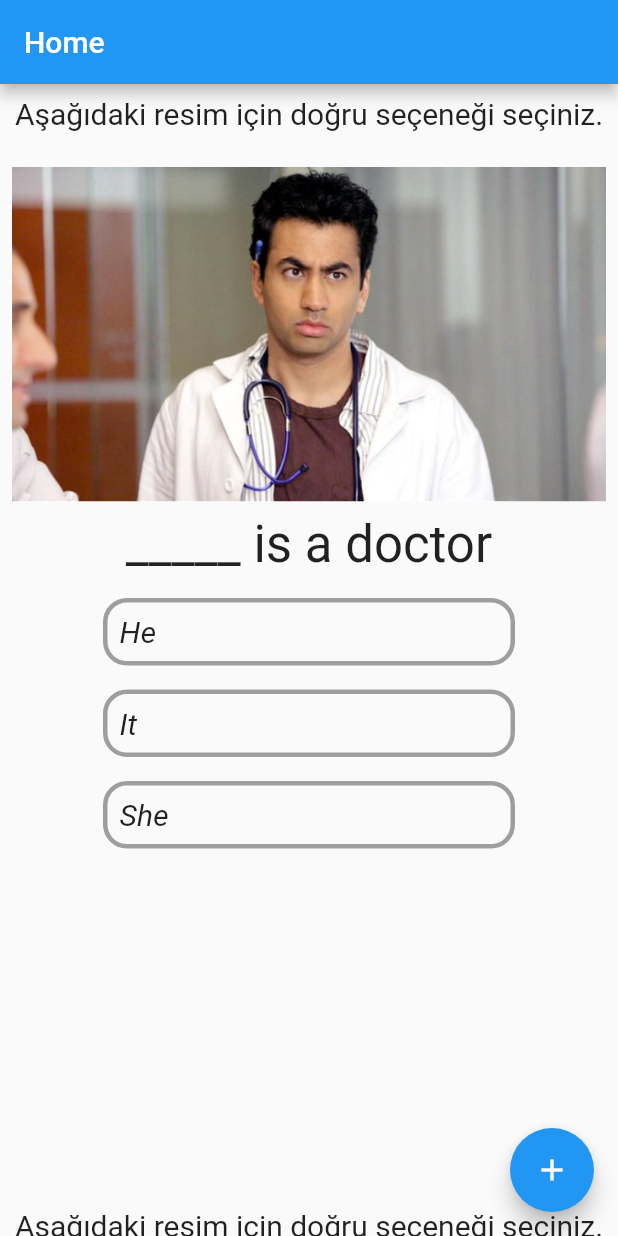
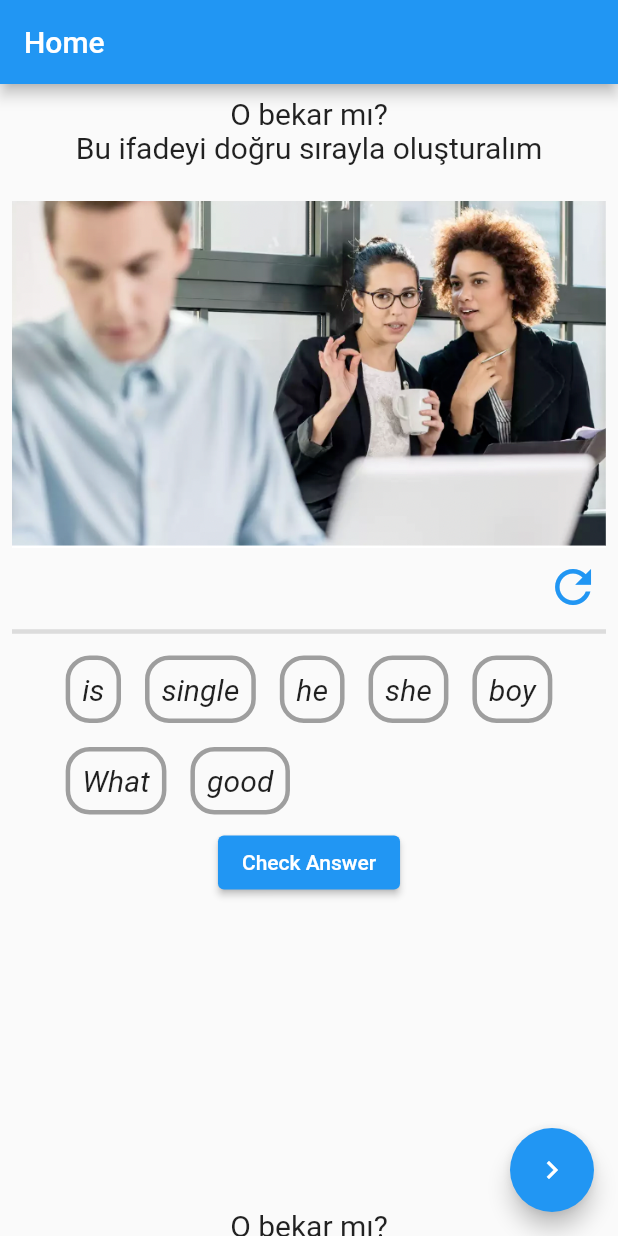
Before and after one commit to alpersln/Flutter-English-Quiz-MockUI, a Flutter app: the screen it shows after launch, on a phone screen of 412 x 824 dp. Run offline on Flutter 3.47's test engine with Material 2 defaults, Android fonts, the phone set to English and light mode, and no system bars; missing offline and left inert: text_to_speech.

Commit message:
put in order view added

```diff
--- a/lib/view/home_view.dart
+++ b/lib/view/home_view.dart
@@ -6,6 +6,7 @@ import 'package:flutter/src/widgets/framework.dart';
 
 import '../widgets/intro_info.dart';
 import '../widgets/matching_boxes.dart';
+import '../widgets/put_in_order_texts.dart';
 
 class HomeView extends StatefulWidget {
   int selectedIn = 0;
@@ -25,14 +26,20 @@ class _HomeViewState extends State<HomeView> {
   // }
 
   List lisOfWidgets = [
-    MultipleChoiceQuestion(
-      instructionText: "Aşağıdaki resim için doğru seçeneği seçiniz.",
-      mockImage: "assets/multiple_choice/img_multiple_choice_doctor.png",
-      questionText: "_____ is a doctor",
-      firstChoice: "He",
-      secondChoice: "It",
-      thirdChoice: "She",
-      correctAnswer: "He",
+    PutInOrderTexts(
+      questionText: "O bekar mı?",
+      infoText: "Bu ifadeyi doğru sırayla oluşturalım",
+      mockImageUrl: "assets/put_in_order/img_put_in_order_single.png",
+      listOfWords: [
+        "is",
+        "single",
+        "he",
+        "she",
+        "boy",
+        "What",
+        "good",
+      ],
+      correctSentence: "is he single",
     ),
     const IntroInfo(),
     const LearningVideoExamples(
@@ -77,6 +84,15 @@ class _HomeViewState extends State<HomeView> {
       trickExampleText: "She's a woman.",
     ),
     MatchingBoxes(),
+    const MultipleChoiceQuestion(
+      instructionText: "Aşağıdaki resim için doğru seçeneği seçiniz.",
+      mockImage: "assets/multiple_choice/img_multiple_choice_doctor.png",
+      questionText: "_____ is a doctor",
+      firstChoice: "He",
+      secondChoice: "It",
+      thirdChoice: "She",
+      correctAnswer: "He",
+    ),
   ];
   @override
   Widget build(BuildContext context) {
@@ -90,7 +106,7 @@ class _HomeViewState extends State<HomeView> {
           });
           print(selectedIndex);
         },
-        child: const Icon(Icons.add),
+        child: const Icon(Icons.navigate_next),
       ),
       appBar: AppBar(
         title: const Text('Home'),
--- a/lib/widgets/multiple_choice_question.dart
+++ b/lib/widgets/multiple_choice_question.dart
@@ -1,6 +1,7 @@
 import 'package:flutter/material.dart';
 import 'package:flutter/src/foundation/key.dart';
 import 'package:flutter/src/widgets/framework.dart';
+import 'package:text_to_speech/text_to_speech.dart';
 
 class MultipleChoiceQuestion extends StatefulWidget {
   final String instructionText;
@@ -25,8 +26,11 @@ class MultipleChoiceQuestion extends StatefulWidget {
   @override
   State<MultipleChoiceQuestion> createState() => _MultipleChoiceQuestionState();
 }
+// TODO: Text to speech
 
 class _MultipleChoiceQuestionState extends State<MultipleChoiceQuestion> {
+  TextToSpeech tts = TextToSpeech();
+
   var selectedBorderColor = Colors.blue;
   var selectedChoice = "";
 
@@ -73,6 +77,8 @@ class _MultipleChoiceQuestionState extends State<MultipleChoiceQuestion> {
                           });
                           if (selectedChoice == widget.correctAnswer) {
                             selectedBorderColor = Colors.green;
+                            tts.speak(
+                                "${widget.correctAnswer} ${widget.questionText}");
                           } else {
                             selectedBorderColor = Colors.red;
                           }
--- /dev/null
+++ b/lib/widgets/put_in_order_texts.dart
@@ -0,0 +1,186 @@
+import 'package:english_quiz_app/widgets/reusable_widgets/custom_speaker_button.dart';
+import 'package:flutter/material.dart';
+import 'package:flutter/src/foundation/key.dart';
+import 'package:flutter/src/widgets/framework.dart';
+import 'package:text_to_speech/text_to_speech.dart';
+
+class PutInOrderTexts extends StatefulWidget {
+  final String questionText;
+  final String mockImageUrl;
+  final String infoText;
+  final List listOfWords;
+  final String correctSentence;
+  const PutInOrderTexts(
+      {Key? key,
+      required this.questionText,
+      required this.mockImageUrl,
+      required this.infoText,
+      required this.listOfWords,
+      required this.correctSentence})
+      : super(key: key);
+
+  @override
+  State<PutInOrderTexts> createState() => _PutInOrderTextsState();
+}
+
+class _PutInOrderTextsState extends State<PutInOrderTexts> {
+  TextToSpeech tts = TextToSpeech();
+
+  var listOfSelectedWords = [];
+  var selectedChoice = "";
+  @override
+  Widget build(BuildContext context) {
+    final joinedNames = listOfSelectedWords.join(' ');
+
+    return Padding(
+      padding: const EdgeInsets.all(8.0),
+      child: Column(
+        mainAxisAlignment: MainAxisAlignment.start,
+        children: [
+          Text(
+            widget.questionText,
+            style: TextStyle(
+              fontSize: Theme.of(context).textTheme.headline6!.fontSize,
+            ),
+          ),
+          Text(
+            widget.infoText,
+            style: TextStyle(
+              fontSize: Theme.of(context).textTheme.headline6!.fontSize,
+            ),
+          ),
+          SizedBox(
+            height: 24,
+          ),
+          Image.asset(widget.mockImageUrl),
+          Row(
+            children: [
+              Text(
+                joinedNames,
+                style: TextStyle(
+                  fontSize: Theme.of(context).textTheme.headline4!.fontSize,
+                ),
+              ),
+              Spacer(),
+              //reset button
+              IconButton(
+                onPressed: () {
+                  setState(() {
+                    listOfSelectedWords = [];
+                  });
+                },
+                icon: const Icon(
+                  Icons.refresh,
+                  color: Colors.blue,
+                  size: 36,
+                ),
+              ),
+            ],
+          ),
+          Divider(thickness: 3),
+          Wrap(
+            children: widget.listOfWords
+                .map(
+                  (e) => Padding(
+                    padding: const EdgeInsets.all(8.0),
+                    child: GestureDetector(
+                        onTap: () {
+                          setState(() {
+                            selectedChoice = e;
+                            listOfSelectedWords.add(e);
+                          });
+                        },
+                        child: Container(
+                            padding: EdgeInsets.all(8.0),
+                            decoration: BoxDecoration(
+                              borderRadius: BorderRadius.circular(16),
+                              border: Border.all(
+                                color: selectedChoice == e
+                                    ? Colors.blue
+                                    : Colors.grey,
+                                width: 3,
+                              ),
+                            ),
+                            child: Text(
+                              e,
+                              style: TextStyle(
+                                fontStyle: FontStyle.italic,
+                                fontSize: Theme.of(context)
+                                    .textTheme
+                                    .headline6!
+                                    .fontSize,
+                              ),
+                            ))),
+                  ),
+                )
+                .toList(),
+          ),
+          ElevatedButton(
+              onPressed: () {
+                if (joinedNames == widget.correctSentence) {
+                  showDialog(
+                    context: context,
+                    builder: (context) => AlertDialog(
+                      title: Icon(
+                        Icons.done,
+                        size: 42,
+                        color: Colors.green,
+                      ),
+                      content: Row(
+                        mainAxisAlignment: MainAxisAlignment.spaceEvenly,
+                        children: [
+                          CustomSpeakerButton(
+                            onPressed: () {
+                              tts.speak(widget.correctSentence);
+                            },
+                          ),
+                          Text(
+                            widget.correctSentence,
+                            style: TextStyle(
+                              fontSize: Theme.of(context)
+                                  .textTheme
+                                  .headline5!
+                                  .fontSize,
+                            ),
+                          ),
+                        ],
+                      ),
+                      actions: [
+                        ElevatedButton(
+                            onPressed: () {
+                              Navigator.pop(context);
+                            },
+                            child: Text('Ok'))
+                      ],
+                    ),
+                  );
+                } else {
+                  showDialog(
+                    context: context,
+                    builder: (context) => AlertDialog(
+                      title: Icon(Icons.cancel, size: 42, color: Colors.red),
+                      content: Text(
+                        'Try again',
+                        textAlign: TextAlign.center,
+                        style: TextStyle(
+                          fontSize:
+                              Theme.of(context).textTheme.headline5!.fontSize,
+                        ),
+                      ),
+                      actions: [
+                        ElevatedButton(
+                            onPressed: () {
+                              Navigator.pop(context);
+                            },
+                            child: Text('Ok'))
+                      ],
+                    ),
+                  );
+                }
+              },
+              child: Text("Check Answer"))
+        ],
+      ),
+    );
+  }
+}
--- a/pubspec.yaml
+++ b/pubspec.yaml
@@ -29,7 +29,7 @@ environment:
 dependencies:
   flutter:
     sdk: flutter
-
+  text_to_speech: ^0.2.3
 
   # The following adds the Cupertino Icons font to your application.
   # Use with the CupertinoIcons class for iOS style icons.
@@ -62,6 +62,7 @@ flutter:
     - assets/
     - assets/learn/
     - assets/multiple_choice/
+    - assets/put_in_order/
   #   - images/a_dot_ham.jpeg
 
   # An image asset can refer to one or more resolution-specific "variants", see
```
Also changed, not shown: lib/widgets/reusable_widgets/custom_speaker_button.dart (added, +30 -0 lines), assets/put_in_order/img_put_in_order_single.png (added), pubspec.lock, 10 other files.
